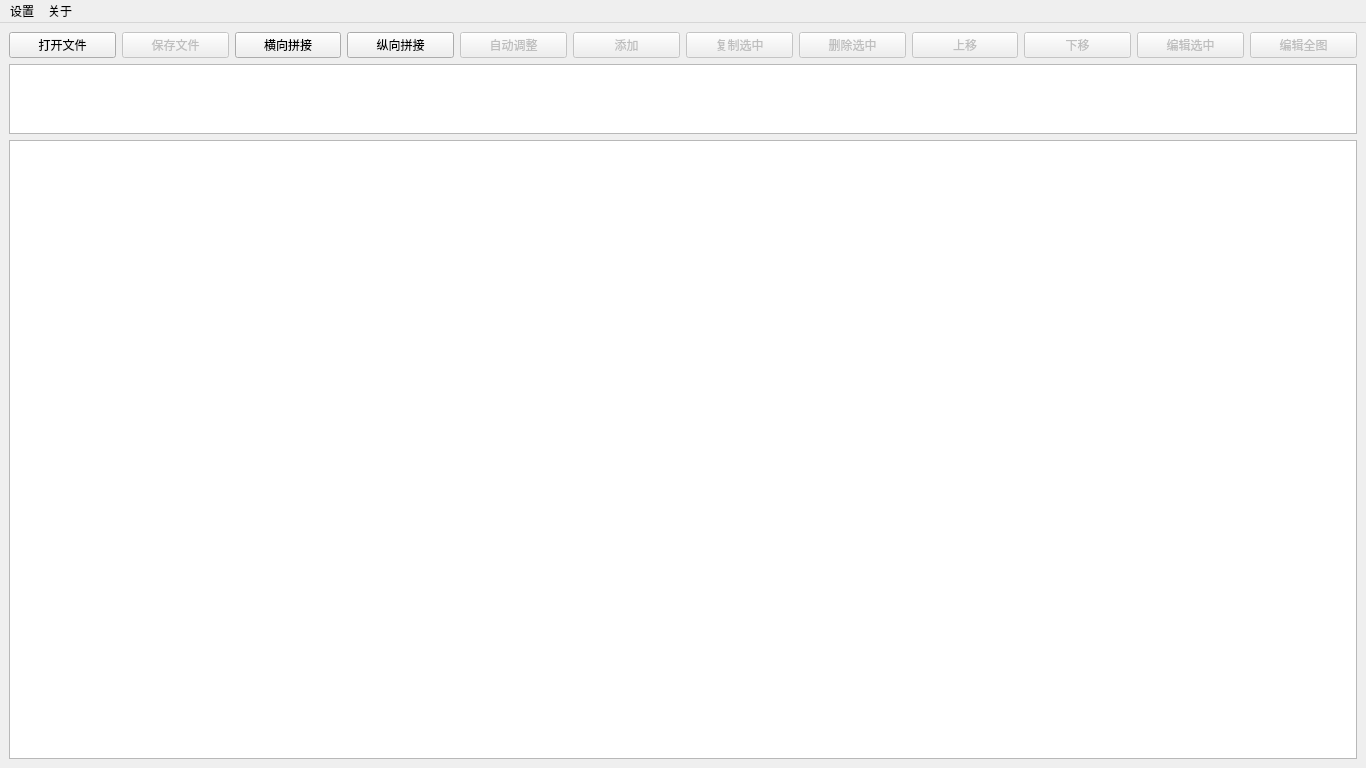
JKWTCN/ImageSplicing, file mainwindow.ui: the form before one commit.
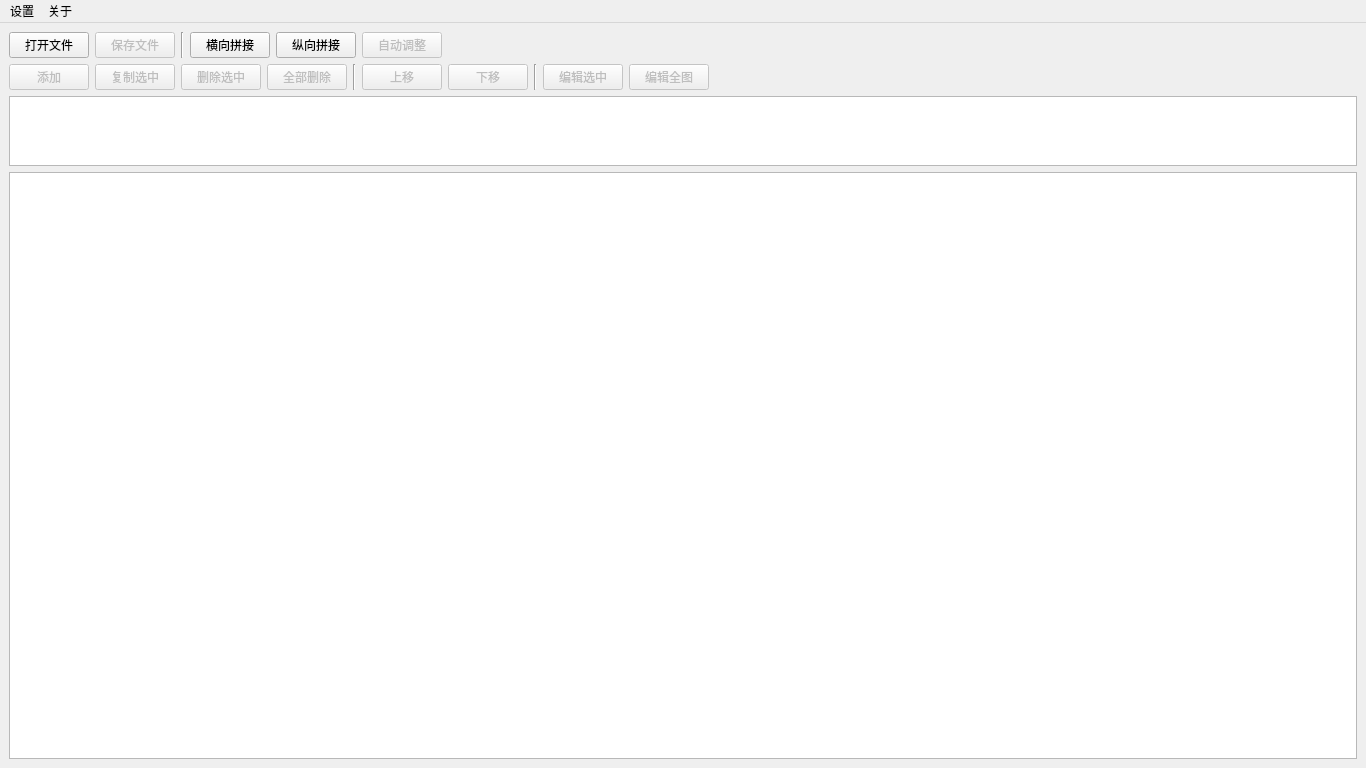
The form after the commit.

Commit message: fix:修复自动拼接不会记住拼接方向; feat:添加全部删除; feat:增强自动拼接效果;

```diff
--- a/mainwindow.ui
+++ b/mainwindow.ui
@@ -16,9 +16,17 @@
   <widget class="QWidget" name="centralwidget">
    <layout class="QVBoxLayout" name="verticalLayout" stretch="1,1,100">
     <item>
-     <layout class="QHBoxLayout" name="horizontalLayout_5">
+     <layout class="QVBoxLayout" name="verticalLayout_Buttons">
+      <item>
+       <layout class="QHBoxLayout" name="horizontalLayout_Main">
       <item>
        <widget class="QPushButton" name="openFilesBtn">
+          <property name="minimumSize">
+           <size>
+            <width>80</width>
+            <height>0</height>
+           </size>
+          </property>
         <property name="text">
          <string>打开文件</string>
         </property>
@@ -29,16 +37,35 @@
         <property name="enabled">
          <bool>false</bool>
         </property>
+          <property name="minimumSize">
+           <size>
+            <width>80</width>
+            <height>0</height>
+           </size>
+          </property>
         <property name="text">
          <string>保存文件</string>
         </property>
        </widget>
       </item>
+        <item>
+         <widget class="Line" name="line_1">
+          <property name="orientation">
+           <enum>Qt::Vertical</enum>
+          </property>
+         </widget>
+        </item>
       <item>
        <widget class="QPushButton" name="pushButton_horizontalSplicing">
         <property name="enabled">
          <bool>true</bool>
         </property>
+          <property name="minimumSize">
+           <size>
+            <width>80</width>
+            <height>0</height>
+           </size>
+          </property>
         <property name="text">
          <string>横向拼接</string>
         </property>
@@ -49,6 +76,12 @@
         <property name="enabled">
          <bool>true</bool>
         </property>
+          <property name="minimumSize">
+           <size>
+            <width>80</width>
+            <height>0</height>
+           </size>
+          </property>
         <property name="text">
          <string>纵向拼接</string>
         </property>
@@ -59,16 +92,45 @@
         <property name="enabled">
          <bool>false</bool>
         </property>
+          <property name="minimumSize">
+           <size>
+            <width>80</width>
+            <height>0</height>
+           </size>
+          </property>
         <property name="text">
          <string>自动调整</string>
         </property>
        </widget>
       </item>
       <item>
+         <spacer name="horizontalSpacer_Main">
+          <property name="orientation">
+           <enum>Qt::Horizontal</enum>
+          </property>
+          <property name="sizeHint" stdset="0">
+           <size>
+            <width>40</width>
+            <height>20</height>
+           </size>
+          </property>
+         </spacer>
+        </item>
+       </layout>
+      </item>
+      <item>
+       <layout class="QHBoxLayout" name="horizontalLayout_Edit">
+        <item>
        <widget class="QPushButton" name="pushButton_add">
         <property name="enabled">
          <bool>false</bool>
         </property>
+          <property name="minimumSize">
+           <size>
+            <width>80</width>
+            <height>0</height>
+           </size>
+          </property>
         <property name="text">
          <string>添加</string>
         </property>
@@ -79,6 +141,12 @@
         <property name="enabled">
          <bool>false</bool>
         </property>
+          <property name="minimumSize">
+           <size>
+            <width>80</width>
+            <height>0</height>
+           </size>
+          </property>
         <property name="text">
          <string>复制选中</string>
         </property>
@@ -89,16 +157,51 @@
         <property name="enabled">
          <bool>false</bool>
         </property>
+          <property name="minimumSize">
+           <size>
+            <width>80</width>
+            <height>0</height>
+           </size>
+          </property>
         <property name="text">
          <string>删除选中</string>
         </property>
        </widget>
       </item>
+        <item>
+         <widget class="QPushButton" name="pushButton_deleteAll">
+          <property name="enabled">
+           <bool>false</bool>
+          </property>
+          <property name="minimumSize">
+           <size>
+            <width>80</width>
+            <height>0</height>
+           </size>
+          </property>
+          <property name="text">
+           <string>全部删除</string>
+          </property>
+         </widget>
+        </item>
+        <item>
+         <widget class="Line" name="line_2">
+          <property name="orientation">
+           <enum>Qt::Vertical</enum>
+          </property>
+         </widget>
+        </item>
       <item>
        <widget class="QPushButton" name="pushButton_5">
         <property name="enabled">
          <bool>false</bool>
         </property>
+          <property name="minimumSize">
+           <size>
+            <width>60</width>
+            <height>0</height>
+           </size>
+          </property>
         <property name="text">
          <string>上移</string>
         </property>
@@ -109,16 +212,35 @@
         <property name="enabled">
          <bool>false</bool>
         </property>
+          <property name="minimumSize">
+           <size>
+            <width>60</width>
+            <height>0</height>
+           </size>
+          </property>
         <property name="text">
          <string>下移</string>
         </property>
        </widget>
       </item>
+        <item>
+         <widget class="Line" name="line_3">
+          <property name="orientation">
+           <enum>Qt::Vertical</enum>
+          </property>
+         </widget>
+        </item>
       <item>
        <widget class="QPushButton" name="pushButton_editSelect">
         <property name="enabled">
          <bool>false</bool>
         </property>
+          <property name="minimumSize">
+           <size>
+            <width>80</width>
+            <height>0</height>
+           </size>
+          </property>
         <property name="text">
          <string>编辑选中</string>
         </property>
@@ -129,10 +251,31 @@
         <property name="enabled">
          <bool>false</bool>
         </property>
+          <property name="minimumSize">
+           <size>
+            <width>80</width>
+            <height>0</height>
+           </size>
+          </property>
         <property name="text">
          <string>编辑全图</string>
         </property>
        </widget>
+        </item>
+        <item>
+         <spacer name="horizontalSpacer_Edit">
+          <property name="orientation">
+           <enum>Qt::Horizontal</enum>
+          </property>
+          <property name="sizeHint" stdset="0">
+           <size>
+            <width>40</width>
+            <height>20</height>
+           </size>
+          </property>
+         </spacer>
+        </item>
+       </layout>
       </item>
      </layout>
     </item>
```
Lines whose indentation alone changed are shown as unchanged. The commit also changes 4 other files.
